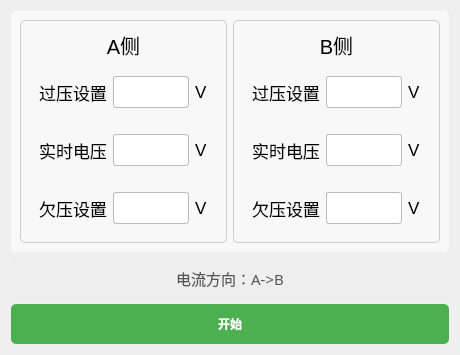
Above: tform1.ui from Curtain-Wang/BatteryControl before the change. Below: the same form after it.
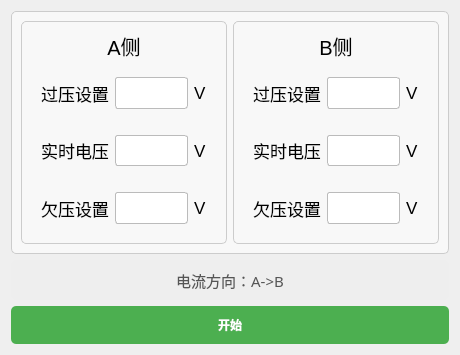
That is the form after the change.

Patch:
```diff
--- a/tform1.ui
+++ b/tform1.ui
@@ -19,7 +19,7 @@
      <property name="styleSheet">
       <string notr="true">QGroupBox {
     background-color: #f8f8f8;
-    border: none solid #cccccc;
+    border: 1px solid #cccccc;
     border-radius: 5px;
 }</string>
      </property>
```
